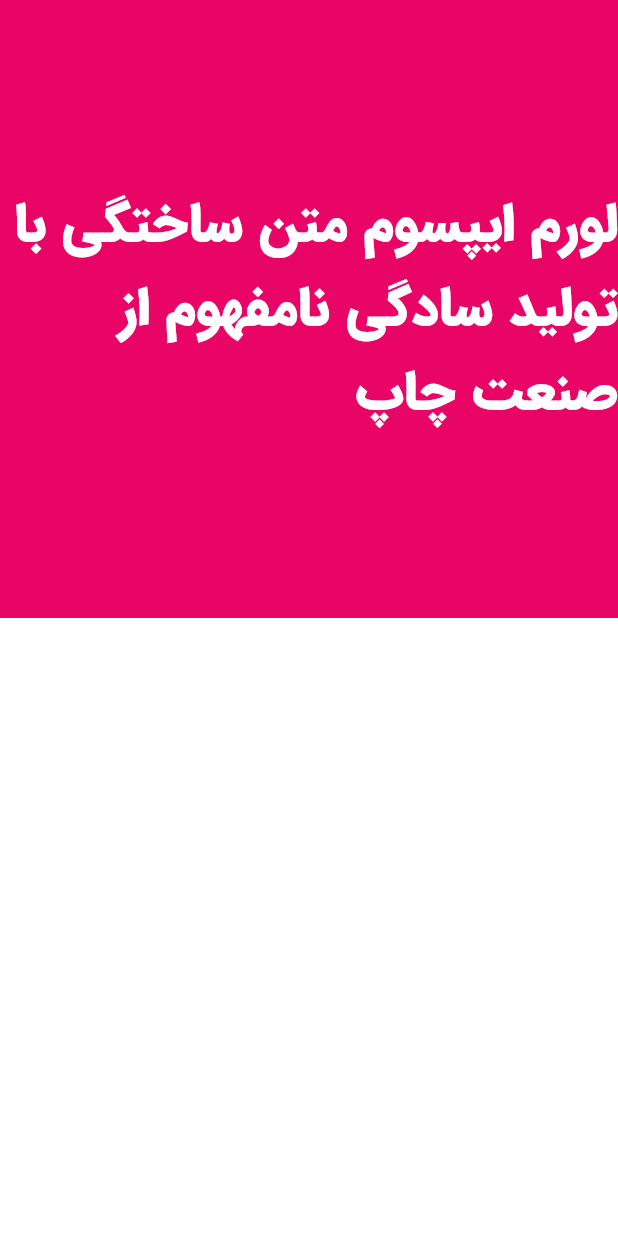
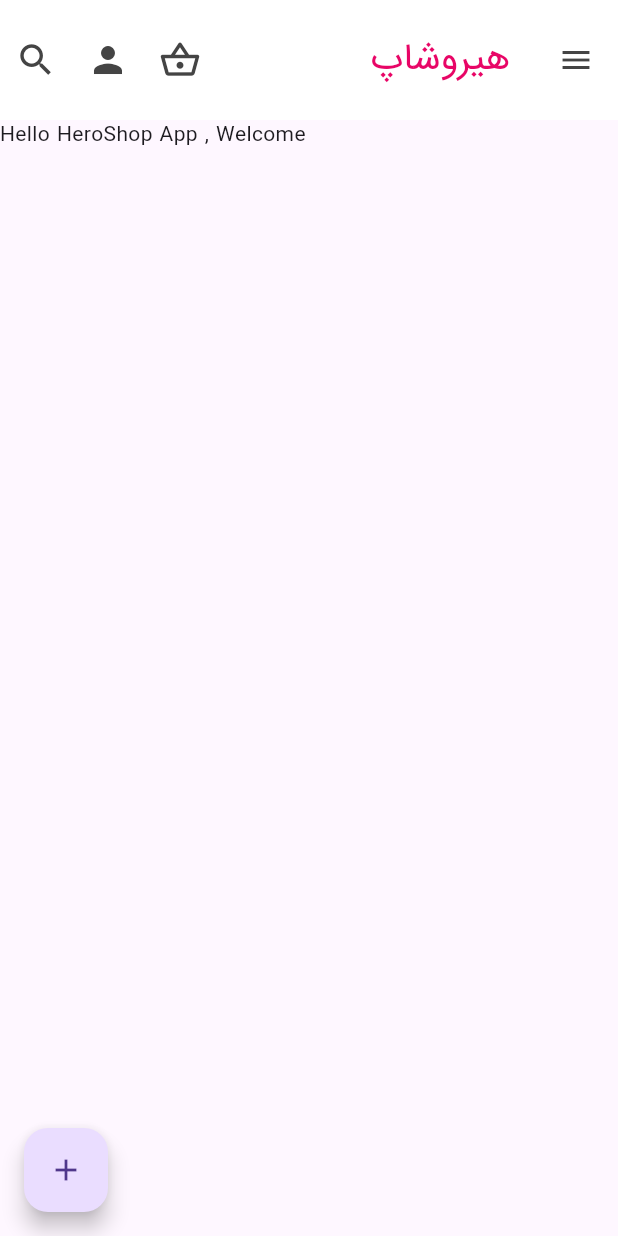
Before and after one commit to mobina-mvd/heroshop_app, a Flutter app: the screen it shows after launch, on a phone screen of 412 x 824 dp. Run offline on Flutter 3.47's test engine with Material 3 defaults, Android fonts, the light colour scheme and no system bars.

Commit message:
Swap MatrialApp And Homepage and Create AppBar

```diff
--- a/analysis_options.yaml
+++ b/analysis_options.yaml
@@ -21,8 +21,10 @@ linter:
   # `// ignore_for_file: name_of_lint` syntax on the line or in the file
   # producing the lint.
   rules:
-    # avoid_print: false  # Uncomment to disable the `avoid_print` rule
-    # prefer_single_quotes: true  # Uncomment to enable the `prefer_single_quotes` rule
+    prefer_const_constructors: true
+    prefer_const_literals_to_create_immutables: true
+    avoid_print: false  # Uncomment to disable the `avoid_print` rule
+    prefer_single_quotes: true  # Uncomment to enable the `prefer_single_quotes` rule
 
 # Additional information about this file can be found at
 # https://dart.dev/guides/language/analysis-options
--- a/lib/app.dart
+++ b/lib/app.dart
@@ -0,0 +1,23 @@
+import 'package:flutter/material.dart';
+import 'package:flutter_localizations/flutter_localizations.dart';
+import 'package:heroshop_app/screens/home_page/home_page.dart';
+
+class MyApp extends StatelessWidget {
+  const MyApp({super.key});
+
+  @override
+  Widget build(BuildContext context) {
+    return MaterialApp(
+      locale: const Locale('fa'),
+      supportedLocales: const <Locale>[Locale('fa'), Locale('en')],
+      debugShowCheckedModeBanner: false,
+      localizationsDelegates: const [
+        GlobalMaterialLocalizations.delegate,
+        GlobalWidgetsLocalizations.delegate,
+        GlobalCupertinoLocalizations.delegate,
+      ],
+      theme: ThemeData(fontFamily: 'IranSans'),
+      home: const HomePage(),
+    );
+  }
+}
--- a/lib/main.dart
+++ b/lib/main.dart
@@ -1,37 +1,6 @@
 import 'package:flutter/material.dart';
-import 'package:heroshop_app/config/colors.dart';
+import 'package:heroshop_app/app.dart';
 
 void main() {
-  runApp(MyApp());
+  runApp(const MyApp());
 }
-
-class MyApp extends StatelessWidget {
-  const MyApp({super.key});
-
-  @override
-  Widget build(BuildContext context) {
-    return Column(
-      mainAxisAlignment: MainAxisAlignment.start,
-      children: [
-        Container(
-          color: AppColors.primaryLight,
-          height: MediaQuery.of(context).size.height * .5,
-          width: MediaQuery.of(context).size.width,
-          child: Center(
-            child: SafeArea(
-              child: Text(
-                "لورم ایپسوم متن ساختگی با تولید سادگی نامفهوم از صنعت چاپ",
-                textDirection: TextDirection.rtl,
-                style: TextStyle(
-                  fontSize: 36,
-                  fontFamily: "IranSans",
-                  fontWeight: FontWeight.w900,
-                ),
-              ),
-            ),
-          ),
-        ),
-      ],
-    );
-  }
-}
--- /dev/null
+++ b/lib/screens/home_page/home_page.dart
@@ -0,0 +1,49 @@
+import 'package:flutter/material.dart';
+import 'package:heroshop_app/config/colors.dart';
+
+class HomePage extends StatelessWidget {
+  const HomePage({super.key});
+
+  @override
+  Widget build(BuildContext context) {
+    return const Scaffold(
+      drawer: Drawer(),
+      appBar: MyAppBar(title: 'هیروشاپ', titleColor: AppColors.primaryLight),
+      // floatingActionButtonLocation: FloatingActionButtonLocation.startFloat,
+      floatingActionButton: FloatingActionButton(
+        onPressed: null,
+        child: Icon(Icons.add),
+      ),
+      body: Text('Hello HeroShop App , Welcome'),
+    );
+  }
+}
+
+class MyAppBar extends StatelessWidget implements PreferredSizeWidget {
+  final String title;
+  final Color titleColor;
+  const MyAppBar({super.key, required this.title, required this.titleColor});
+
+  @override
+  Widget build(BuildContext context) {
+    return AppBar(
+      title: Text(title, style: TextStyle(color: titleColor, fontSize: 25)),
+      toolbarOpacity: 1,
+      elevation: 0,
+      foregroundColor: AppColors.borderDark,
+      backgroundColor: AppColors.backgroundLight,
+      toolbarHeight: 80,
+      actions: [
+        IconButton(
+          onPressed: () {},
+          icon: const Icon(Icons.shopping_basket_outlined, size: 28),
+        ),
+        IconButton(onPressed: () {}, icon: const Icon(Icons.person, size: 28)),
+        IconButton(onPressed: () {}, icon: const Icon(Icons.search, size: 28)),
+      ],
+    );
+  }
+
+  @override
+  Size get preferredSize => const Size.fromHeight(80);
+}
--- a/pubspec.yaml
+++ b/pubspec.yaml
@@ -31,6 +31,9 @@ dependencies:
   flutter:
     sdk: flutter
 
+  flutter_localizations:
+    sdk: flutter
+
   # The following adds the Cupertino Icons font to your application.
   # Use with the CupertinoIcons class for iOS style icons.
   cupertino_icons: ^1.0.8
@@ -45,6 +48,7 @@ dev_dependencies:
   # package. See that file for information about deactivating specific lint
   # rules and activating additional ones.
   flutter_lints: ^6.0.0
+
 
 # For information on the generic Dart part of this file, see the
 # following page: https://dart.dev/tools/pub/pubspec
```
Also changed, not shown: pubspec.lock, 1 other file.
